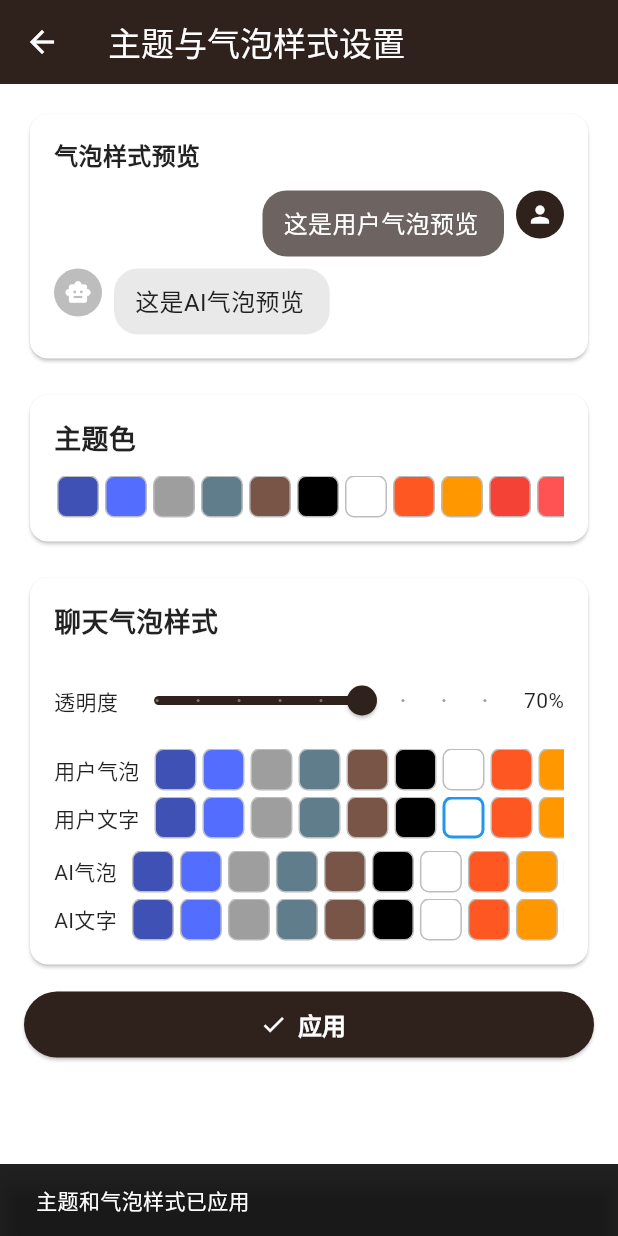
After one commit to xiejeep/ai_english_learning, a Flutter app: the ThemeSettingsPage screen opened by its route, after a tap on "应用", on a phone screen of 412 x 824 dp. The commit adds this screen. Run offline on Flutter 3.47's test engine with Material 3 defaults, Android fonts, the phone set to English and light mode, and no system bars; our stand-ins replace dio, easy_refresh, flutter_riverpod, flutter_tts, get_storage, go_router and 3 more; accounts and stored records are empty; Roboto replaces fonts that are missing (SF Pro Text).

Commit message:
允许自定义主题色

```diff
--- a/lib/core/constants/app_constants.dart
+++ b/lib/core/constants/app_constants.dart
@@ -51,6 +51,8 @@ class AppConstants {
   static const String blankRoute = '/blank';
   static const String dictionaryRoute = '/dictionary';
   static const String aboutRoute = '/about';
+  static const String chatBubbleSettingsKey = 'chat_bubble_settings'; // 聊天气泡样式设置
+  static const String themeSettingsRoute = '/theme-settings';
 
   // 存储键名
   static const String tokenKey = 'user_token';
@@ -65,6 +67,7 @@ class AppConstants {
   static const String rememberAccountKey = 'remember_account';
   static const String difyAppsCacheKey = 'dify_apps_cache';
   static const String difyAppsCacheTimeKey = 'dify_apps_cache_time';
+  static const String themeColorProviderKey = 'themeColorProvider';
 
   // 默认值
   static const int defaultTimeout = 10000; // 10秒 - 缩短超时时间
--- a/lib/core/storage/storage_service.dart
+++ b/lib/core/storage/storage_service.dart
@@ -184,6 +184,26 @@ class StorageService {
     return {};
   }
 
+  // 聊天气泡样式设置
+  static Future<void> saveChatBubbleSettings(Map<String, dynamic> settings) async {
+    final appSettings = getAppSettings();
+    appSettings[AppConstants.chatBubbleSettingsKey] = settings;
+    await saveAppSettings(appSettings);
+  }
+
+  static Map<String, dynamic> getChatBubbleSettings() {
+    final appSettings = getAppSettings();
+    if (appSettings.containsKey(AppConstants.chatBubbleSettingsKey)) {
+      final data = appSettings[AppConstants.chatBubbleSettingsKey];
+      if (data is Map<String, dynamic>) {
+        return data;
+      } else if (data is Map) {
+        return Map<String, dynamic>.from(data);
+      }
+    }
+    return {};
+  }
+
   // Dify应用缓存相关
   static Future<void> saveDifyAppsCache(List<Map<String, dynamic>> apps) async {
     await _storage.write(AppConstants.difyAppsCacheKey, apps);
--- a/lib/core/utils/app_router.dart
+++ b/lib/core/utils/app_router.dart
@@ -2,6 +2,7 @@ import 'package:ai_english_learning/features/auth/presentation/pages/profile_pag
 import 'package:ai_english_learning/features/auth/presentation/pages/token_history_page.dart';
 import 'package:ai_english_learning/features/auth/presentation/pages/credits_history_page.dart';
 import 'package:ai_english_learning/features/auth/presentation/pages/settings_page.dart';
+import 'package:ai_english_learning/features/auth/presentation/pages/theme_settings_page.dart';
 import 'package:ai_english_learning/features/dictionary/presentation/pages/dictionary_page.dart';
 import 'package:ai_english_learning/features/about/presentation/pages/about_page.dart';
 import 'package:go_router/go_router.dart';
@@ -67,6 +68,10 @@ class AppRouter {
         builder: (context, state) => const SettingsPage(),
       ),
       GoRoute(
+        path: AppConstants.themeSettingsRoute,
+        builder: (context, state) => const ThemeSettingsPage(),
+      ),
+      GoRoute(
         path: AppConstants.dictionaryRoute,
         builder: (context, state) {
           final word = state.uri.queryParameters['word'] ?? '';
--- /dev/null
+++ b/lib/features/auth/presentation/pages/theme_settings_page.dart
@@ -0,0 +1,286 @@
+import 'package:flutter/material.dart';
+import '../../../../core/storage/storage_service.dart';
+import '../../../../core/constants/app_constants.dart';
+import 'package:go_router/go_router.dart';
+import '../../../../features/chat/presentation/widgets/message_bubble.dart';
+import '../../../../shared/models/message_model.dart';
+import 'package:flutter_riverpod/flutter_riverpod.dart';
+import '../providers/theme_color_provider.dart';
+
+class ThemeSettingsPage extends ConsumerStatefulWidget {
+  const ThemeSettingsPage({super.key});
+
+  @override
+  ConsumerState<ThemeSettingsPage> createState() => _ThemeSettingsPageState();
+}
+
+class _ThemeSettingsPageState extends ConsumerState<ThemeSettingsPage> {
+  double _bubbleOpacity = 0.7;
+  Color _userBubbleColor = const Color(0xFF2F211C);
+  Color _aiBubbleColor = const Color(0xFFE0E0E0);
+  Color _userTextColor = Colors.white;
+  Color _aiTextColor = Colors.black87;
+  Color _themeColor = AppConstants.primaryColor;
+  bool _pendingApply = false;
+
+  final List<Color> _presetColors = [
+    Colors.indigo,
+    Colors.indigoAccent,
+    Colors.grey,
+    Colors.blueGrey,
+    Colors.brown,
+    Colors.black,
+    Colors.white,
+    Colors.deepOrange,
+    Colors.orange,
+    Colors.red,
+    Colors.redAccent,
+    Colors.blue,
+    Colors.blueAccent
+  ];
+
+  @override
+  void initState() {
+    super.initState();
+    _loadSettings();
+  }
+
+  Future<void> _loadSettings() async {
+    final settings = StorageService.getChatBubbleSettings();
+    setState(() {
+      _bubbleOpacity = (settings['opacity'] ?? 0.7).toDouble();
+      _userBubbleColor = Color(settings['userBubbleColor'] ?? 0xFF2F211C);
+      _aiBubbleColor = Color(settings['aiBubbleColor'] ?? 0xFFE0E0E0);
+      _userTextColor = Color(settings['userTextColor'] ?? 0xFFFFFFFF);
+      _aiTextColor = Color(settings['aiTextColor'] ?? 0xFF212121);
+      _themeColor = Color(settings['themeColor'] ?? AppConstants.primaryColor.value);
+    });
+  }
+
+  Future<void> _saveSettings() async {
+    await StorageService.saveChatBubbleSettings({
+      'opacity': _bubbleOpacity,
+      'userBubbleColor': _userBubbleColor.value,
+      'aiBubbleColor': _aiBubbleColor.value,
+      'userTextColor': _userTextColor.value,
+      'aiTextColor': _aiTextColor.value,
+      'themeColor': _themeColor.value,
+    });
+  }
+
+  Future<void> _applySettings() async {
+    setState(() { _pendingApply = true; });
+    await StorageService.saveChatBubbleSettings({
+      'opacity': _bubbleOpacity,
+      'userBubbleColor': _userBubbleColor.value,
+      'aiBubbleColor': _aiBubbleColor.value,
+      'userTextColor': _userTextColor.value,
+      'aiTextColor': _aiTextColor.value,
+      'themeColor': _themeColor.value,
+    });
+    // 通知全局主题色变更
+    ref.read(themeColorProvider.notifier).update(_themeColor);
+    setState(() { _pendingApply = false; });
+    if (mounted) {
+      ScaffoldMessenger.of(context).showSnackBar(
+        const SnackBar(content: Text('主题和气泡样式已应用'), duration: Duration(seconds: 2)),
+      );
+    }
+  }
+
+  Widget _buildColorSelector(Color currentColor, ValueChanged<Color> onColorChanged) {
+    return SingleChildScrollView(
+      scrollDirection: Axis.horizontal,
+      child: Row(
+        children: _presetColors.map((color) {
+          return GestureDetector(
+            onTap: () {
+              onColorChanged(color);
+            },
+            child: Container(
+              margin: const EdgeInsets.symmetric(horizontal: 2),
+              width: 28,
+              height: 28,
+              decoration: BoxDecoration(
+                color: color,
+                borderRadius: BorderRadius.circular(6),
+                border: Border.all(
+                  color: color.value == currentColor.value ? Colors.blue : Colors.grey.shade400,
+                  width: color.value == currentColor.value ? 2 : 1,
+                ),
+              ),
+              child: color.value == currentColor.value
+                  ? const Icon(Icons.check, color: Colors.white, size: 18)
+                  : null,
+            ),
+          );
+        }).toList(),
+      ),
+    );
+  }
+
+  @override
+  Widget build(BuildContext context) {
+    return Scaffold(
+      appBar: AppBar(
+        title: const Text('主题与气泡样式设置'),
+        backgroundColor: _themeColor,
+        foregroundColor: Colors.white,
+        leading: IconButton(
+          icon: const Icon(Icons.arrow_back),
+          onPressed: () => context.pop(),
+        ),
+      ),
+      body: ListView(
+        padding: const EdgeInsets.all(16),
+        children: [
+          // 聊天气泡样式预览
+          Card(
+            child: Padding(
+              padding: const EdgeInsets.all(16),
+              child: Column(
+                crossAxisAlignment: CrossAxisAlignment.start,
+                children: [
+                  const Text('气泡样式预览', style: TextStyle(fontSize: 16, fontWeight: FontWeight.bold)),
+                  const SizedBox(height: 12),
+                  MessageBubble(
+                    message: MessageModel(
+                      id: 'preview_user',
+                      content: '这是用户气泡预览',
+                      type: MessageType.user,
+                      timestamp: DateTime.now(),
+                      status: MessageStatus.sent,
+                    ),
+                    userBubbleColor: _userBubbleColor,
+                    aiBubbleColor: _aiBubbleColor,
+                    userTextColor: _userTextColor,
+                    aiTextColor: _aiTextColor,
+                    bubbleOpacity: _bubbleOpacity,
+                  ),
+                  const SizedBox(height: 8),
+                  MessageBubble(
+                    message: MessageModel(
+                      id: 'preview_ai',
+                      content: '这是AI气泡预览',
+                      type: MessageType.ai,
+                      timestamp: DateTime.now(),
+                      status: MessageStatus.sent,
+                    ),
+                    userBubbleColor: _userBubbleColor,
+                    aiBubbleColor: _aiBubbleColor,
+                    userTextColor: _userTextColor,
+                    aiTextColor: _aiTextColor,
+                    bubbleOpacity: _bubbleOpacity,
+                  ),
+                ],
+              ),
+            ),
+          ),
+          const SizedBox(height: 16),
+          Card(
+            child: Padding(
+              padding: const EdgeInsets.all(16),
+              child: Column(
+                crossAxisAlignment: CrossAxisAlignment.start,
+                children: [
+                  const Text('主题色', style: TextStyle(fontSize: 18, fontWeight: FontWeight.bold)),
+                  const SizedBox(height: 12),
+                  _buildColorSelector(_themeColor, (color) {
+                    setState(() => _themeColor = color);
+                  }),
+                ],
+              ),
+            ),
+          ),
+          const SizedBox(height: 16),
+          Card(
+            child: Padding(
+              padding: const EdgeInsets.all(16),
+              child: Column(
+                crossAxisAlignment: CrossAxisAlignment.start,
+                children: [
+                  const Text('聊天气泡样式', style: TextStyle(fontSize: 18, fontWeight: FontWeight.bold)),
+                  const SizedBox(height: 16),
+                  Row(
+                    children: [
+                      const Text('透明度'),
+                      Expanded(
+                        child: Slider(
+                          value: _bubbleOpacity,
+                          min: 0.2,
+                          max: 1.0,
+                          divisions: 8,
+                          label: _bubbleOpacity.toStringAsFixed(2),
+                          onChanged: (v) {
+                            setState(() => _bubbleOpacity = v);
+                            _saveSettings();
+                          },
+                        ),
+                      ),
+                      Text((_bubbleOpacity * 100).toInt().toString() + '%'),
+                    ],
+                  ),
+                  const SizedBox(height: 8),
+                  Row(
+                    children: [
+                      const Text('用户气泡'),
+                      const SizedBox(width: 8),
+                      Expanded(child: _buildColorSelector(_userBubbleColor, (color) {
+                        setState(() => _userBubbleColor = color);
+                      })),
+                    ],
+                  ),
+                  const SizedBox(height: 4),
+                  Row(
+                    children: [
+                      const Text('用户文字'),
+                      const SizedBox(width: 8),
+                      Expanded(child: _buildColorSelector(_userTextColor, (color) {
+                        setState(() => _userTextColor = color);
+                      })),
+                    ],
+                  ),
+                  const SizedBox(height: 8),
+                  Row(
+                    children: [
+                      const Text('AI气泡'),
+                      const SizedBox(width: 8),
+                      Expanded(child: _buildColorSelector(_aiBubbleColor, (color) {
+                        setState(() => _aiBubbleColor = color);
+                      })),
+                    ],
+                  ),
+                  const SizedBox(height: 4),
+                  Row(
+                    children: [
+                      const Text('AI文字'),
+                      const SizedBox(width: 8),
+                      Expanded(child: _buildColorSelector(_aiTextColor, (color) {
+                        setState(() => _aiTextColor = color);
+                      })),
+                    ],
+                  ),
+                ],
+              ),
+            ),
+          ),
+          // 应用按钮
+          Padding(
+            padding: const EdgeInsets.symmetric(vertical: 12),
+            child: ElevatedButton.icon(
+              icon: _pendingApply ? const SizedBox(width: 18, height: 18, child: CircularProgressIndicator(strokeWidth: 2, color: Colors.white)) : const Icon(Icons.check),
+              label: const Text('应用'),
+              style: ElevatedButton.styleFrom(
+                backgroundColor: _themeColor,
+                foregroundColor: Colors.white,
+                minimumSize: const Size.fromHeight(44),
+                textStyle: const TextStyle(fontSize: 16, fontWeight: FontWeight.bold),
+              ),
+              onPressed: _pendingApply ? null : _applySettings,
+            ),
+          ),
+        ],
+      ),
+    );
+  }
+}
--- /dev/null
+++ b/lib/features/auth/presentation/providers/theme_color_provider.dart
@@ -0,0 +1,20 @@
+import 'package:flutter/material.dart';
+import 'package:flutter_riverpod/flutter_riverpod.dart';
+import '../../../../core/constants/app_constants.dart';
+import '../../../../core/storage/storage_service.dart';
+
+class ThemeColorNotifier extends ChangeNotifier {
+  Color _themeColor;
+  ThemeColorNotifier(this._themeColor);
+  Color get themeColor => _themeColor;
+  void update(Color color) {
+    _themeColor = color;
+    notifyListeners();
+  }
+}
+
+final themeColorProvider = ChangeNotifierProvider<ThemeColorNotifier>((ref) {
+  final settings = StorageService.getChatBubbleSettings();
+  final color = Color(settings['themeColor'] ?? AppConstants.primaryColor.value);
+  return ThemeColorNotifier(color);
+});
--- a/lib/features/chat/presentation/widgets/message_bubble.dart
+++ b/lib/features/chat/presentation/widgets/message_bubble.dart
@@ -13,6 +13,11 @@ class MessageBubble extends StatelessWidget {
   final bool isCurrentlyPlaying;
   final bool isTemporary;
   final bool isTTSCompleted; // 新增TTS完成状态
+  final Color? userBubbleColor;
+  final Color? aiBubbleColor;
+  final Color? userTextColor;
+  final Color? aiTextColor;
+  final double? bubbleOpacity;
 
   // 离线TTS实例（静态，避免重复初始化）
   static final FlutterTts _flutterTts = FlutterTts();
@@ -46,6 +51,11 @@ class MessageBubble extends StatelessWidget {
     this.isCurrentlyPlaying = false,
     this.isTemporary = false,
     this.isTTSCompleted = false, // 默认TTS未完成
+    this.userBubbleColor,
+    this.aiBubbleColor,
+    this.userTextColor,
+    this.aiTextColor,
+    this.bubbleOpacity,
   });
 
   // TTS按钮图标逻辑
@@ -167,10 +177,11 @@ class MessageBubble extends StatelessWidget {
   Widget build(BuildContext context) {
     final isMe = message.type == MessageType.user;
     final hasError = message.status == MessageStatus.failed;
+    final double opacity = bubbleOpacity ?? 0.7;
     final bubbleColor = isMe
-        ? Theme.of(context).primaryColor.withValues(alpha: 0.4)
-        : Colors.grey.shade200.withValues(alpha: 0.4);
-    final textColor = isMe ? Colors.white : Colors.black87;
+        ? (userBubbleColor ?? Theme.of(context).primaryColor).withOpacity(opacity)
+        : (aiBubbleColor ?? Colors.grey.shade200).withOpacity(opacity);
+    final textColor = isMe ? (userTextColor ?? Colors.white) : (aiTextColor ?? Colors.black87);
     final align = isMe ? CrossAxisAlignment.end : CrossAxisAlignment.start;
     final avatar = CircleAvatar(
       radius: 16,
--- a/lib/main.dart
+++ b/lib/main.dart
@@ -9,6 +9,8 @@ import 'core/utils/app_router.dart';
 import 'features/auth/presentation/providers/auth_provider.dart';
 import 'features/auth/presentation/providers/auth_state.dart';
 import 'features/auth/presentation/providers/user_profile_provider.dart';
+import 'features/auth/presentation/providers/theme_color_provider.dart';
+import 'features/auth/presentation/pages/theme_settings_page.dart';
 import 'features/home/presentation/providers/dify_apps_provider.dart';
 
 void main() async {
@@ -45,11 +47,18 @@ Future<void> _initializeServices() async {
   }
 }
 
-class MyApp extends ConsumerWidget {
+class MyApp extends ConsumerStatefulWidget {
   const MyApp({super.key});
 
   @override
-  Widget build(BuildContext context, WidgetRef ref) {
+  ConsumerState<MyApp> createState() => _MyAppState();
+}
+
+class _MyAppState extends ConsumerState<MyApp> {
+  // 移除本地_state变量，直接用Provider
+  @override
+  Widget build(BuildContext context) {
+    final themeColor = ref.watch(themeColorProvider).themeColor;
     // 监听认证状态变化
     ref.listen<AuthState>(authProvider, (previous, next) {
       if (previous?.isAuthenticated == true && next.isUnauthenticated) {
@@ -81,9 +90,36 @@ class MyApp extends ConsumerWidget {
     return MaterialApp.router(
       title: AppConstants.appName,
       theme: ThemeData(
-        colorScheme: ColorScheme.fromSeed(seedColor: const Color(0xff424c50)),
+        primaryColor: themeColor,
+        scaffoldBackgroundColor: Colors.white,
+        appBarTheme: AppBarTheme(
+          backgroundColor: themeColor,
+          foregroundColor: Colors.white,
+          elevation: 0,
+        ),
+        elevatedButtonTheme: ElevatedButtonThemeData(
+          style: ElevatedButton.styleFrom(
+            backgroundColor: themeColor,
+            foregroundColor: Colors.white,
+            textStyle: const TextStyle(fontWeight: FontWeight.bold),
+          ),
+        ),
+        floatingActionButtonTheme: FloatingActionButtonThemeData(
+          backgroundColor: themeColor,
+          foregroundColor: Colors.white,
+        ),
+        colorScheme: ColorScheme.light(
+          primary: themeColor,
+          secondary: themeColor,
+          background: Colors.white,
+          surface: Colors.white,
+          onPrimary: Colors.white,
+          onSecondary: Colors.white,
+          onBackground: Colors.black87,
+          onSurface: Colors.black87,
+        ),
+        fontFamily: 'SF Pro Text',
         useMaterial3: true,
-        fontFamily: 'SF Pro Text',
       ),
       routerConfig: AppRouter.router,
       debugShowCheckedModeBanner: false,
--- a/pubspec.yaml
+++ b/pubspec.yaml
@@ -80,6 +80,8 @@ dependencies:
   # HTML rendering
   flutter_html: ^3.0.0
 
+  flutter_colorpicker: ^1.0.3
+
 
 dev_dependencies:
   flutter_test:
```
Also changed, not shown: lib/features/auth/presentation/pages/settings_page.dart (+18 -33 lines), lib/features/chat/presentation/pages/animated_chat_page.dart (+42 -19 lines), lib/shared/models/message_model.dart (+2 -11 lines), pubspec.lock.
